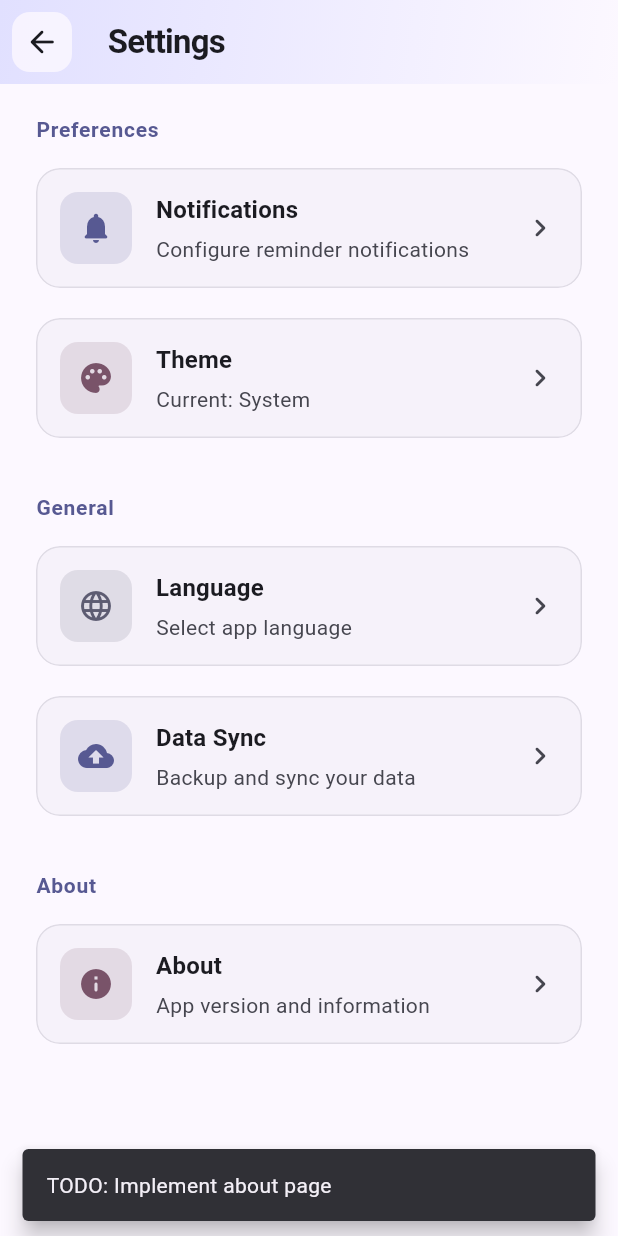
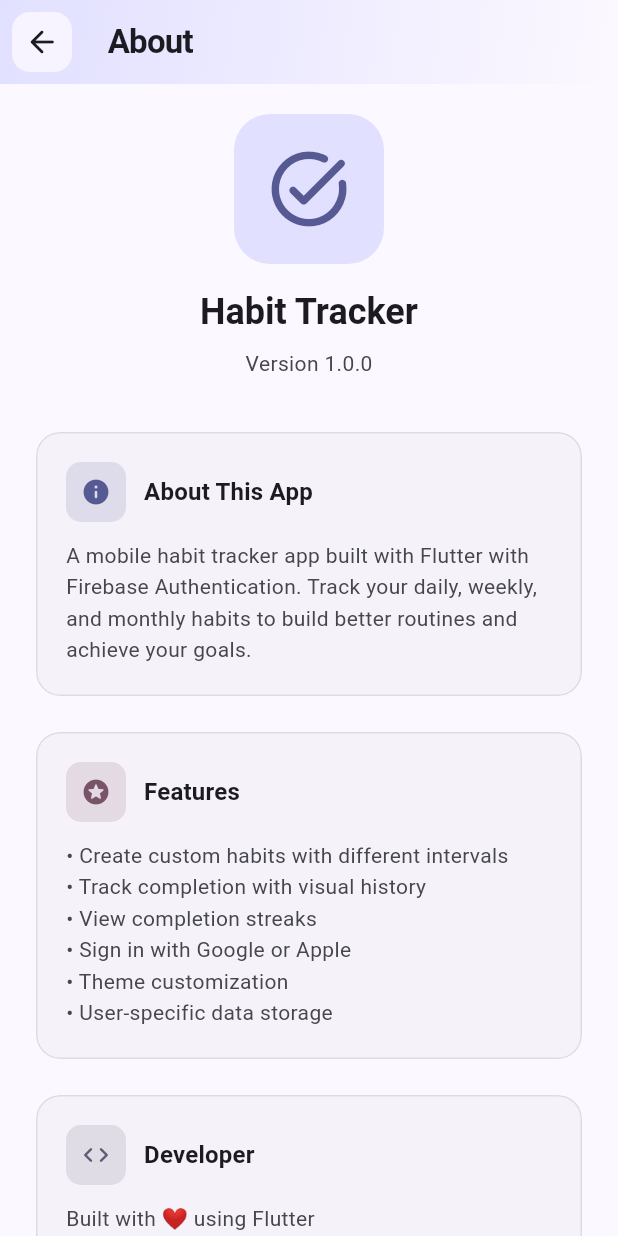
Before and after one commit to fahmed93/habits, a Flutter app: the SettingsScreen screen opened directly with empty values, after a tap on "About", on a phone screen of 412 x 824 dp. Run offline on Flutter 3.47's test engine with Material 3 defaults, Android fonts, the phone set to English and light mode, and no system bars; our stand-ins replace firebase_auth, firebase_core, google_sign_in, shared_preferences, sign_in_with_apple; accounts and stored records are empty.

Commit message:
Implement About page in settings
Co-authored-by: fahmed93 <4407704+fahmed93@users.noreply.github.com>

```diff
--- /dev/null
+++ b/lib/screens/about_screen.dart
@@ -0,0 +1,190 @@
+import 'package:flutter/material.dart';
+
+class AboutScreen extends StatelessWidget {
+  const AboutScreen({super.key});
+
+  @override
+  Widget build(BuildContext context) {
+    return Scaffold(
+      appBar: AppBar(
+        backgroundColor: Colors.transparent,
+        elevation: 0,
+        flexibleSpace: Container(
+          decoration: BoxDecoration(
+            gradient: LinearGradient(
+              begin: Alignment.topLeft,
+              end: Alignment.bottomRight,
+              colors: [
+                Theme.of(context).colorScheme.primaryContainer,
+                Theme.of(context).colorScheme.surface,
+              ],
+            ),
+          ),
+        ),
+        leading: Container(
+          margin: const EdgeInsets.all(8),
+          decoration: BoxDecoration(
+            color: Theme.of(context).colorScheme.surface.withOpacity(0.8),
+            borderRadius: BorderRadius.circular(12),
+          ),
+          child: IconButton(
+            icon: const Icon(Icons.arrow_back_rounded),
+            onPressed: () => Navigator.pop(context),
+          ),
+        ),
+        title: const Text(
+          'About',
+          style: TextStyle(
+            fontWeight: FontWeight.w700,
+            fontSize: 22,
+            letterSpacing: -0.5,
+          ),
+        ),
+      ),
+      body: ListView(
+        padding: const EdgeInsets.all(20),
+        children: [
+          // App Icon and Name
+          Center(
+            child: Column(
+              children: [
+                Container(
+                  width: 100,
+                  height: 100,
+                  decoration: BoxDecoration(
+                    color: Theme.of(context).colorScheme.primaryContainer,
+                    borderRadius: BorderRadius.circular(24),
+                  ),
+                  child: Icon(
+                    Icons.task_alt_rounded,
+                    size: 60,
+                    color: Theme.of(context).colorScheme.primary,
+                  ),
+                ),
+                const SizedBox(height: 16),
+                Text(
+                  'Habit Tracker',
+                  style: Theme.of(context).textTheme.headlineSmall?.copyWith(
+                        fontWeight: FontWeight.w700,
+                      ),
+                ),
+                const SizedBox(height: 8),
+                Text(
+                  'Version 1.0.0',
+                  style: Theme.of(context).textTheme.bodyMedium?.copyWith(
+                        color: Theme.of(context).colorScheme.onSurfaceVariant,
+                      ),
+                ),
+              ],
+            ),
+          ),
+          const SizedBox(height: 32),
+
+          // Description Section
+          _buildSectionCard(
+            context,
+            icon: Icons.info_rounded,
+            iconColor: Theme.of(context).colorScheme.primary,
+            title: 'About This App',
+            content:
+                'A mobile habit tracker app built with Flutter with Firebase Authentication. Track your daily, weekly, and monthly habits to build better routines and achieve your goals.',
+          ),
+          const SizedBox(height: 16),
+
+          // Features Section
+          _buildSectionCard(
+            context,
+            icon: Icons.stars_rounded,
+            iconColor: Theme.of(context).colorScheme.tertiary,
+            title: 'Features',
+            content: '• Create custom habits with different intervals\n'
+                '• Track completion with visual history\n'
+                '• View completion streaks\n'
+                '• Sign in with Google or Apple\n'
+                '• Theme customization\n'
+                '• User-specific data storage',
+          ),
+          const SizedBox(height: 16),
+
+          // Developer Section
+          _buildSectionCard(
+            context,
+            icon: Icons.code_rounded,
+            iconColor: Theme.of(context).colorScheme.secondary,
+            title: 'Developer',
+            content: 'Built with ❤️ using Flutter',
+          ),
+          const SizedBox(height: 16),
+
+          // License Section
+          _buildSectionCard(
+            context,
+            icon: Icons.gavel_rounded,
+            iconColor: Theme.of(context).colorScheme.primary,
+            title: 'License',
+            content: 'Open Source Project',
+          ),
+        ],
+      ),
+    );
+  }
+
+  Widget _buildSectionCard(
+    BuildContext context, {
+    required IconData icon,
+    required Color iconColor,
+    required String title,
+    required String content,
+  }) {
+    return Card(
+      elevation: 0,
+      shape: RoundedRectangleBorder(
+        borderRadius: BorderRadius.circular(16),
+        side: BorderSide(
+          color: Theme.of(context).colorScheme.outlineVariant.withOpacity(0.5),
+          width: 1,
+        ),
+      ),
+      child: Padding(
+        padding: const EdgeInsets.all(20),
+        child: Column(
+          crossAxisAlignment: CrossAxisAlignment.start,
+          children: [
+            Row(
+              children: [
+                Container(
+                  width: 40,
+                  height: 40,
+                  decoration: BoxDecoration(
+                    color: iconColor.withOpacity(0.15),
+                    borderRadius: BorderRadius.circular(10),
+                  ),
+                  child: Icon(
+                    icon,
+                    color: iconColor,
+                    size: 20,
+                  ),
+                ),
+                const SizedBox(width: 12),
+                Text(
+                  title,
+                  style: Theme.of(context).textTheme.titleMedium?.copyWith(
+                        fontWeight: FontWeight.w600,
+                      ),
+                ),
+              ],
+            ),
+            const SizedBox(height: 12),
+            Text(
+              content,
+              style: Theme.of(context).textTheme.bodyMedium?.copyWith(
+                    color: Theme.of(context).colorScheme.onSurfaceVariant,
+                    height: 1.5,
+                  ),
+            ),
+          ],
+        ),
+      ),
+    );
+  }
+}
--- a/lib/screens/settings_screen.dart
+++ b/lib/screens/settings_screen.dart
@@ -1,6 +1,7 @@
 import 'package:flutter/material.dart';
 import '../services/theme_service.dart';
 import 'notification_settings_screen.dart';
+import 'about_screen.dart';
 
 class SettingsScreen extends StatefulWidget {
   final String? userId;
@@ -199,10 +200,10 @@ class _SettingsScreenState extends State<SettingsScreen> {
             title: 'About',
             subtitle: 'App version and information',
             onTap: () {
-              ScaffoldMessenger.of(context).showSnackBar(
-                const SnackBar(
-                  content: Text('TODO: Implement about page'),
-                  behavior: SnackBarBehavior.floating,
+              Navigator.push(
+                context,
+                MaterialPageRoute(
+                  builder: (context) => const AboutScreen(),
                 ),
               );
             },
```
Also changed, not shown: 1 other file.
